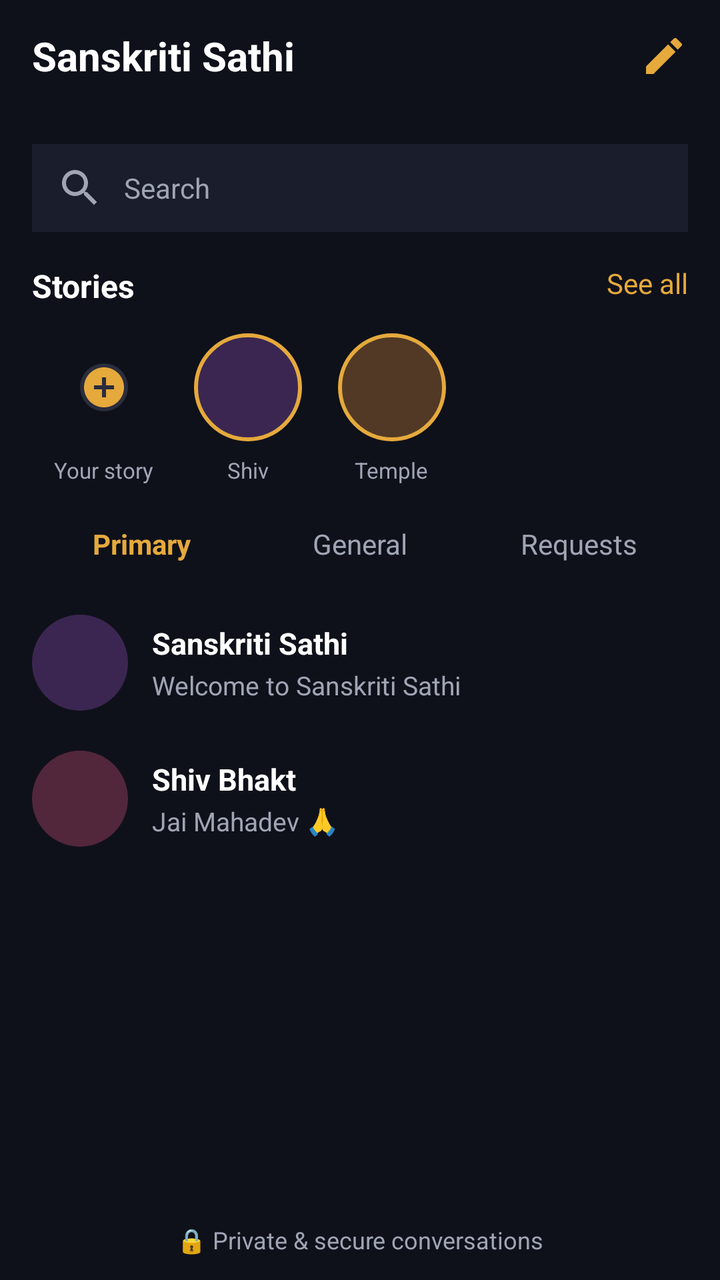
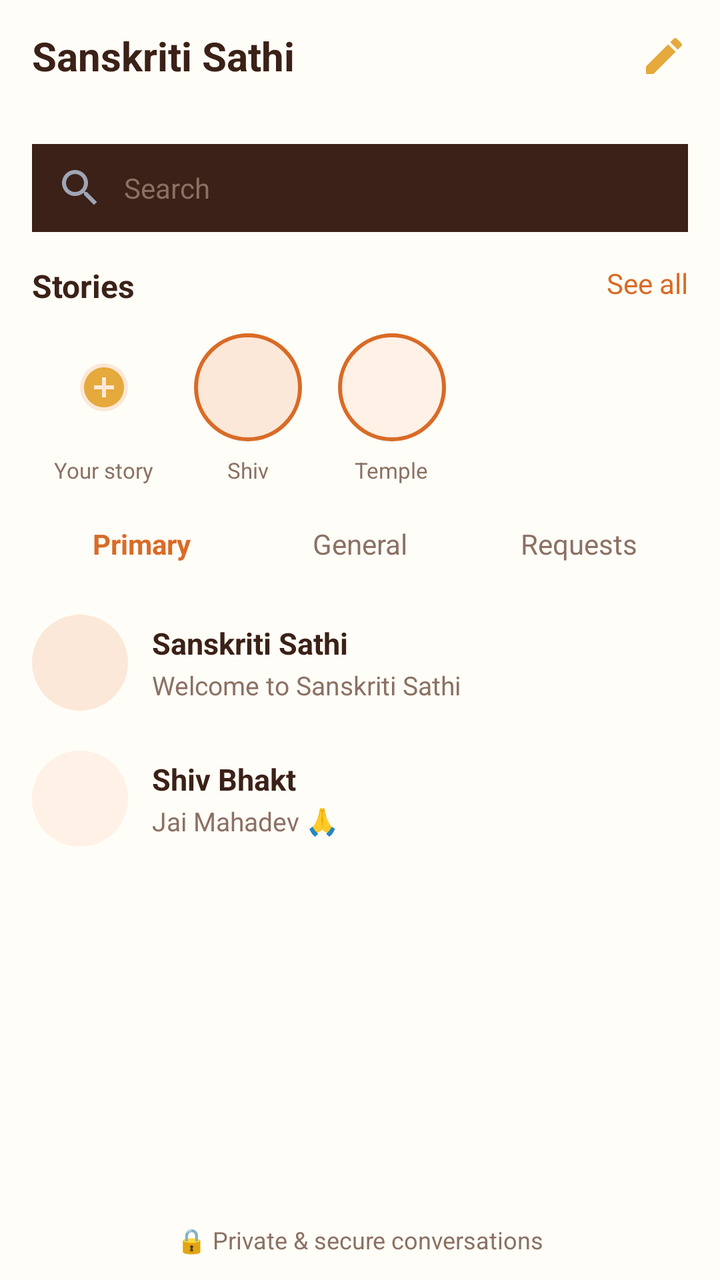

An Android layout rendered at two revisions. The XML below is the earlier revision; the diff shows what the commit changed to produce the second picture.
<!-- AndroidManifest.xml: application theme Theme.SanskritiSathi -->
<!-- res/layout/activity_chat.xml -->
<?xml version="1.0" encoding="utf-8"?>
<RelativeLayout xmlns:android="http://schemas.android.com/apk/res/android"
    xmlns:app="http://schemas.android.com/apk/res-auto"
    android:layout_width="match_parent"
    android:layout_height="match_parent"
    android:background="#0F111A"
    android:fitsSystemWindows="true"
    android:clipToPadding="false"
>

    
    <RelativeLayout
        android:id="@+id/topBar"
        android:layout_width="match_parent"
        android:layout_height="56dp"
        android:layout_alignParentTop="true"
        android:paddingStart="16dp"
        android:paddingEnd="16dp">

        <TextView
            android:layout_width="wrap_content"
            android:layout_height="wrap_content"
            android:layout_centerVertical="true"
            android:text="Sanskriti Sathi"
            android:textColor="#FFFFFF"
            android:textSize="20sp"
            android:textStyle="bold" />

        <ImageView
            android:id="@+id/newChatButton"
            android:layout_width="24dp"
            android:layout_height="24dp"
            android:layout_alignParentEnd="true"
            android:layout_centerVertical="true"
            android:background="?attr/selectableItemBackgroundBorderless"
            android:clickable="true"
            android:focusable="true"
            android:src="@drawable/ic_edit" />
    </RelativeLayout>

    
    <androidx.core.widget.NestedScrollView
        android:layout_width="match_parent"
        android:layout_height="match_parent"
        android:layout_above="@id/securityFooter"
        android:layout_below="@id/topBar">

        <LinearLayout
            android:layout_width="match_parent"
            android:layout_height="wrap_content"
            android:orientation="vertical"
            android:padding="16dp">

            
            <EditText
                android:id="@+id/searchBar"
                android:layout_width="match_parent"
                android:layout_height="44dp"
                android:background="#1A1D2B"
                android:drawableStart="@drawable/ic_explore"
                android:drawablePadding="10dp"
                android:hint="Search"
                android:paddingStart="12dp"
                android:paddingEnd="12dp"
                android:textColor="#FFFFFF"
                android:textColorHint="#A0A5B5"
                android:textSize="14sp" />

            
            <RelativeLayout
                android:layout_width="match_parent"
                android:layout_height="wrap_content"
                android:layout_marginTop="16dp">

                <TextView
                    android:layout_width="wrap_content"
                    android:layout_height="wrap_content"
                    android:text="Stories"
                    android:textColor="#FFFFFF"
                    android:textSize="16sp"
                    android:textStyle="bold" />

                <TextView
                    android:layout_width="wrap_content"
                    android:layout_height="wrap_content"
                    android:layout_alignParentEnd="true"
                    android:text="See all"
                    android:textColor="#E5A93C"
                    android:textSize="14sp" />
            </RelativeLayout>

            
            <HorizontalScrollView
                android:layout_width="match_parent"
                android:layout_height="wrap_content"
                android:layout_marginTop="12dp"
                android:scrollbars="none">

                <LinearLayout
                    android:layout_width="wrap_content"
                    android:layout_height="wrap_content"
                    android:orientation="horizontal">

                    
                    <LinearLayout
                        android:layout_width="72dp"
                        android:layout_height="wrap_content"
                        android:gravity="center"
                        android:orientation="vertical">

                        <com.google.android.material.imageview.ShapeableImageView
                            android:layout_width="56dp"
                            android:layout_height="56dp"
                            android:background="#2A2D3D"
                            android:padding="16dp"
                            android:src="@drawable/ic_add_circle"
                            app:shapeAppearanceOverlay="@style/ShapeAppearance.App.CircleImageView" />

                        <TextView
                            android:layout_width="wrap_content"
                            android:layout_height="wrap_content"
                            android:layout_marginTop="6dp"
                            android:text="Your story"
                            android:textColor="#A0A5B5"
                            android:textSize="11sp" />
                    </LinearLayout>

                    
                    <LinearLayout
                        android:layout_width="72dp"
                        android:layout_height="wrap_content"
                        android:gravity="center"
                        android:orientation="vertical">

                        <com.google.android.material.imageview.ShapeableImageView
                            android:id="@+id/storyShiv"
                            android:layout_width="56dp"
                            android:layout_height="56dp"
                            android:background="#3B2652"
                            android:padding="2dp"
                            app:shapeAppearanceOverlay="@style/ShapeAppearance.App.CircleImageView"
                            app:strokeColor="#E5A93C"
                            app:strokeWidth="2dp" />

                        <TextView
                            android:layout_width="wrap_content"
                            android:layout_height="wrap_content"
                            android:layout_marginTop="6dp"
                            android:text="Shiv"
                            android:textColor="#A0A5B5"
                            android:textSize="11sp" />
                    </LinearLayout>

                    
                    <LinearLayout
                        android:layout_width="72dp"
                        android:layout_height="wrap_content"
                        android:gravity="center"
                        android:orientation="vertical">

                        <com.google.android.material.imageview.ShapeableImageView
                            android:id="@+id/storyTemple"
                            android:layout_width="56dp"
                            android:layout_height="56dp"
                            android:background="#523926"
                            android:padding="2dp"
                            app:shapeAppearanceOverlay="@style/ShapeAppearance.App.CircleImageView"
                            app:strokeColor="#E5A93C"
                            app:strokeWidth="2dp" />

                        <TextView
                            android:layout_width="wrap_content"
                            android:layout_height="wrap_content"
                            android:layout_marginTop="6dp"
                            android:text="Temple"
                            android:textColor="#A0A5B5"
                            android:textSize="11sp" />
                    </LinearLayout>

                </LinearLayout>
            </HorizontalScrollView>

            
            <LinearLayout
                android:id="@+id/chatTabsContainer"
                android:layout_width="match_parent"
                android:layout_height="wrap_content"
                android:layout_marginTop="20dp"
                android:orientation="horizontal">

                <TextView
                    android:layout_width="0dp"
                    android:layout_height="wrap_content"
                    android:layout_weight="1"
                    android:gravity="center"
                    android:text="Primary"
                    android:textColor="#E5A93C"
                    android:textSize="14sp"
                    android:textStyle="bold" />

                <TextView
                    android:layout_width="0dp"
                    android:layout_height="wrap_content"
                    android:layout_weight="1"
                    android:gravity="center"
                    android:text="General"
                    android:textColor="#A0A5B5"
                    android:textSize="14sp" />

                <TextView
                    android:layout_width="0dp"
                    android:layout_height="wrap_content"
                    android:layout_weight="1"
                    android:gravity="center"
                    android:text="Requests"
                    android:textColor="#A0A5B5"
                    android:textSize="14sp" />
            </LinearLayout>

            
            <LinearLayout
                android:layout_width="match_parent"
                android:layout_height="wrap_content"
                android:layout_marginTop="16dp"
                android:orientation="vertical">

                
                <RelativeLayout
                    android:layout_width="match_parent"
                    android:layout_height="wrap_content"
                    android:paddingTop="10dp"
                    android:paddingBottom="10dp">

                    <com.google.android.material.imageview.ShapeableImageView
                        android:id="@+id/chatAvatar1"
                        android:layout_width="48dp"
                        android:layout_height="48dp"
                        android:background="#3B2652"
                        app:shapeAppearanceOverlay="@style/ShapeAppearance.App.CircleImageView" />

                    <LinearLayout
                        android:layout_width="match_parent"
                        android:layout_height="wrap_content"
                        android:layout_centerVertical="true"
                        android:layout_marginStart="12dp"
                        android:layout_toEndOf="@id/chatAvatar1"
                        android:orientation="vertical">

                        <TextView
                            android:layout_width="wrap_content"
                            android:layout_height="wrap_content"
                            android:text="Sanskriti Sathi"
                            android:textColor="#FFFFFF"
                            android:textSize="15sp"
                            android:textStyle="bold" />

                        <TextView
                            android:layout_width="wrap_content"
                            android:layout_height="wrap_content"
                            android:layout_marginTop="2dp"
                            android:text="Welcome to Sanskriti Sathi"
                            android:textColor="#A0A5B5"
                            android:textSize="13sp" />
                    </LinearLayout>
                </RelativeLayout>

                
                <RelativeLayout
                    android:layout_width="match_parent"
                    android:layout_height="wrap_content"
                    android:paddingTop="10dp"
                    android:paddingBottom="10dp">

                    <com.google.android.material.imageview.ShapeableImageView
                        android:id="@+id/chatAvatar2"
                        android:layout_width="48dp"
                        android:layout_height="48dp"
                        android:background="#52263B"
                        app:shapeAppearanceOverlay="@style/ShapeAppearance.App.CircleImageView" />

                    <LinearLayout
                        android:layout_width="match_parent"
                        android:layout_height="wrap_content"
                        android:layout_centerVertical="true"
                        android:layout_marginStart="12dp"
                        android:layout_toEndOf="@id/chatAvatar2"
                        android:orientation="vertical">

                        <TextView
                            android:layout_width="wrap_content"
                            android:layout_height="wrap_content"
                            android:text="Shiv Bhakt"
                            android:textColor="#FFFFFF"
                            android:textSize="15sp"
                            android:textStyle="bold" />

                        <TextView
                            android:layout_width="wrap_content"
                            android:layout_height="wrap_content"
                            android:layout_marginTop="2dp"
                            android:text="Jai Mahadev 🙏"
                            android:textColor="#A0A5B5"
                            android:textSize="13sp" />
                    </LinearLayout>
                </RelativeLayout>

            </LinearLayout>

        </LinearLayout>
    </androidx.core.widget.NestedScrollView>

    
    <TextView
        android:id="@+id/securityFooter"
        android:layout_width="match_parent"
        android:layout_height="wrap_content"
        android:layout_alignParentBottom="true"
        android:gravity="center"
        android:padding="12dp"
        android:text="🔒 Private &amp; secure conversations"
        android:textColor="#A0A5B5"
        android:textSize="12sp" />

</RelativeLayout>
<!-- resources referenced by this layout -->
<resources>
  <!-- drawable ic_add_circle (drawable) -->
  <vector xmlns:android="http://schemas.android.com/apk/res/android"
      android:width="28dp"
      android:height="28dp"
      android:viewportWidth="24"
      android:viewportHeight="24">
    <path
        android:fillColor="#E5A93C"
        android:pathData="M12,2C6.48,2 2,6.48 2,12s4.48,10 10,10 10,-4.48 10,-10S17.52,2 12,2zM17,13h-4v4h-2v-4H7v-2h4V7h2v4h4v2z"/>
  </vector>
  <!-- drawable ic_edit (drawable) -->
  <vector xmlns:android="http://schemas.android.com/apk/res/android"
      android:width="24dp"
      android:height="24dp"
      android:viewportWidth="24"
      android:viewportHeight="24">
    <path
        android:fillColor="#E5A93C"
        android:pathData="M3,17.25V21h3.75L17.81,9.94l-3.75,-3.75L3,17.25zM20.71,7.04c0.39,-0.39 0.39,-1.02 0,-1.41l-2.34,-2.34c-0.39,-0.39 -1.02,-0.39 -1.41,0l-1.83,1.83 3.75,3.75 1.83,-1.83z"/>
  </vector>
  <!-- drawable ic_explore (drawable) -->
  <vector xmlns:android="http://schemas.android.com/apk/res/android"
      android:width="24dp"
      android:height="24dp"
      android:viewportWidth="24"
      android:viewportHeight="24">
    <path
        android:fillColor="#A0A5B5"
        android:pathData="M15.5,14h-0.79l-0.28,-0.27C15.41,12.59 16,11.11 16,9.5 16,5.91 13.09,3 9.5,3S3,5.91 3,9.5 5.91,16 9.5,16c1.61,0 3.09,-0.59 4.23,-1.57l0.27,0.28v0.79l5,4.99L20.49,19l-4.99,-5zM9.5,14C7.01,14 5,11.99 5,9.5S7.01,5 9.5,5 14,7.01 14,9.5 11.99,14 9.5,14z"/>
  </vector>
  <style name="ShapeAppearance.App.CircleImageView" parent="ShapeAppearance.MaterialComponents.SmallComponent">
          <item name="cornerFamily">rounded</item>
          <item name="cornerSize">50%</item>
      </style>
  <style name="Theme.SanskritiSathi" parent="Theme.MaterialComponents.DayNight.NoActionBar">
  
          <item name="android:fontFamily">sans-serif</item>
  
          
          <item name="android:statusBarColor">#0F111A</item>
          <item name="android:windowLightStatusBar">false</item>
  
          <item name="android:navigationBarColor">#1A1D2B</item>
          <item name="android:windowLightNavigationBar">false</item>
  
          <item name="android:windowActionModeOverlay">true</item>
          <item name="android:windowNoTitle">true</item>
  
          <item name="android:windowBackground">#0F111A</item>
  
          <item name="android:textColorPrimary">#FFFFFF</item>
          <item name="android:textColorSecondary">#A0A5B5</item>
  
      </style>
</resources>

<!-- the commit's change to res/layout/activity_chat.xml (unified diff, before → after) -->
@@ -3,7 +3,7 @@
     xmlns:app="http://schemas.android.com/apk/res-auto"
     android:layout_width="match_parent"
     android:layout_height="match_parent"
-    android:background="#0F111A"
+    android:background="#FFFDF7"
     android:fitsSystemWindows="true"
     android:clipToPadding="false"
 >
@@ -22,7 +22,7 @@
             android:layout_height="wrap_content"
             android:layout_centerVertical="true"
             android:text="Sanskriti Sathi"
-            android:textColor="#FFFFFF"
+            android:textColor="#3B2117"
             android:textSize="20sp"
             android:textStyle="bold" />
 
@@ -56,14 +56,14 @@
                 android:id="@+id/searchBar"
                 android:layout_width="match_parent"
                 android:layout_height="44dp"
-                android:background="#1A1D2B"
+                android:background="#3B2117"
                 android:drawableStart="@drawable/ic_explore"
                 android:drawablePadding="10dp"
                 android:hint="Search"
                 android:paddingStart="12dp"
                 android:paddingEnd="12dp"
-                android:textColor="#FFFFFF"
-                android:textColorHint="#A0A5B5"
+                android:textColor="#3B2117"
+                android:textColorHint="#8B7164"
                 android:textSize="14sp" />
 
             
@@ -76,7 +76,7 @@
                     android:layout_width="wrap_content"
                     android:layout_height="wrap_content"
                     android:text="Stories"
-                    android:textColor="#FFFFFF"
+                    android:textColor="#3B2117"
                     android:textSize="16sp"
                     android:textStyle="bold" />
 
@@ -85,7 +85,7 @@
                     android:layout_height="wrap_content"
                     android:layout_alignParentEnd="true"
                     android:text="See all"
-                    android:textColor="#E5A93C"
+                    android:textColor="#D96B27"
                     android:textSize="14sp" />
             </RelativeLayout>
 
@@ -111,7 +111,7 @@
                         <com.google.android.material.imageview.ShapeableImageView
                             android:layout_width="56dp"
                             android:layout_height="56dp"
-                            android:background="#2A2D3D"
+                            android:background="#FCE8D8"
                             android:padding="16dp"
                             android:src="@drawable/ic_add_circle"
                             app:shapeAppearanceOverlay="@style/ShapeAppearance.App.CircleImageView" />
@@ -121,7 +121,7 @@
                             android:layout_height="wrap_content"
                             android:layout_marginTop="6dp"
                             android:text="Your story"
-                            android:textColor="#A0A5B5"
+                            android:textColor="#8B7164"
                             android:textSize="11sp" />
                     </LinearLayout>
 
@@ -136,10 +136,10 @@
                             android:id="@+id/storyShiv"
                             android:layout_width="56dp"
                             android:layout_height="56dp"
-                            android:background="#3B2652"
+                            android:background="#FCE8D8"
                             android:padding="2dp"
                             app:shapeAppearanceOverlay="@style/ShapeAppearance.App.CircleImageView"
-                            app:strokeColor="#E5A93C"
+                            app:strokeColor="#D96B27"
                             app:strokeWidth="2dp" />
 
                         <TextView
@@ -147,7 +147,7 @@
                             android:layout_height="wrap_content"
                             android:layout_marginTop="6dp"
                             android:text="Shiv"
-                            android:textColor="#A0A5B5"
+                            android:textColor="#8B7164"
                             android:textSize="11sp" />
                     </LinearLayout>
 
@@ -162,10 +162,10 @@
                             android:id="@+id/storyTemple"
                             android:layout_width="56dp"
                             android:layout_height="56dp"
-                            android:background="#523926"
+                            android:background="#FFF1E6"
                             android:padding="2dp"
                             app:shapeAppearanceOverlay="@style/ShapeAppearance.App.CircleImageView"
-                            app:strokeColor="#E5A93C"
+                            app:strokeColor="#D96B27"
                             app:strokeWidth="2dp" />
 
                         <TextView
@@ -173,7 +173,7 @@
                             android:layout_height="wrap_content"
                             android:layout_marginTop="6dp"
                             android:text="Temple"
-                            android:textColor="#A0A5B5"
+                            android:textColor="#8B7164"
                             android:textSize="11sp" />
                     </LinearLayout>
 
@@ -194,7 +194,7 @@
                     android:layout_weight="1"
                     android:gravity="center"
                     android:text="Primary"
-                    android:textColor="#E5A93C"
+                    android:textColor="#D96B27"
                     android:textSize="14sp"
                     android:textStyle="bold" />
 
@@ -204,7 +204,7 @@
                     android:layout_weight="1"
                     android:gravity="center"
                     android:text="General"
-                    android:textColor="#A0A5B5"
+                    android:textColor="#8B7164"
                     android:textSize="14sp" />
 
                 <TextView
@@ -213,7 +213,7 @@
                     android:layout_weight="1"
                     android:gravity="center"
                     android:text="Requests"
-                    android:textColor="#A0A5B5"
+                    android:textColor="#8B7164"
                     android:textSize="14sp" />
             </LinearLayout>
 
@@ -235,7 +235,7 @@
                         android:id="@+id/chatAvatar1"
                         android:layout_width="48dp"
                         android:layout_height="48dp"
-                        android:background="#3B2652"
+                        android:background="#FCE8D8"
                         app:shapeAppearanceOverlay="@style/ShapeAppearance.App.CircleImageView" />
 
                     <LinearLayout
@@ -250,7 +250,7 @@
                             android:layout_width="wrap_content"
                             android:layout_height="wrap_content"
                             android:text="Sanskriti Sathi"
-                            android:textColor="#FFFFFF"
+                            android:textColor="#3B2117"
                             android:textSize="15sp"
                             android:textStyle="bold" />
 
@@ -259,7 +259,7 @@
                             android:layout_height="wrap_content"
                             android:layout_marginTop="2dp"
                             android:text="Welcome to Sanskriti Sathi"
-                            android:textColor="#A0A5B5"
+                            android:textColor="#8B7164"
                             android:textSize="13sp" />
                     </LinearLayout>
                 </RelativeLayout>
@@ -275,7 +275,7 @@
                         android:id="@+id/chatAvatar2"
                         android:layout_width="48dp"
                         android:layout_height="48dp"
-                        android:background="#52263B"
+                        android:background="#FFF1E6"
                         app:shapeAppearanceOverlay="@style/ShapeAppearance.App.CircleImageView" />
 
                     <LinearLayout
@@ -290,7 +290,7 @@
                             android:layout_width="wrap_content"
                             android:layout_height="wrap_content"
                             android:text="Shiv Bhakt"
-                            android:textColor="#FFFFFF"
+                            android:textColor="#3B2117"
                             android:textSize="15sp"
                             android:textStyle="bold" />
 
@@ -299,7 +299,7 @@
                             android:layout_height="wrap_content"
                             android:layout_marginTop="2dp"
                             android:text="Jai Mahadev 🙏"
-                            android:textColor="#A0A5B5"
+                            android:textColor="#8B7164"
                             android:textSize="13sp" />
                     </LinearLayout>
                 </RelativeLayout>
@@ -318,7 +318,7 @@
         android:gravity="center"
         android:padding="12dp"
         android:text="🔒 Private &amp; secure conversations"
-        android:textColor="#A0A5B5"
+        android:textColor="#8B7164"
         android:textSize="12sp" />
 
 </RelativeLayout>
